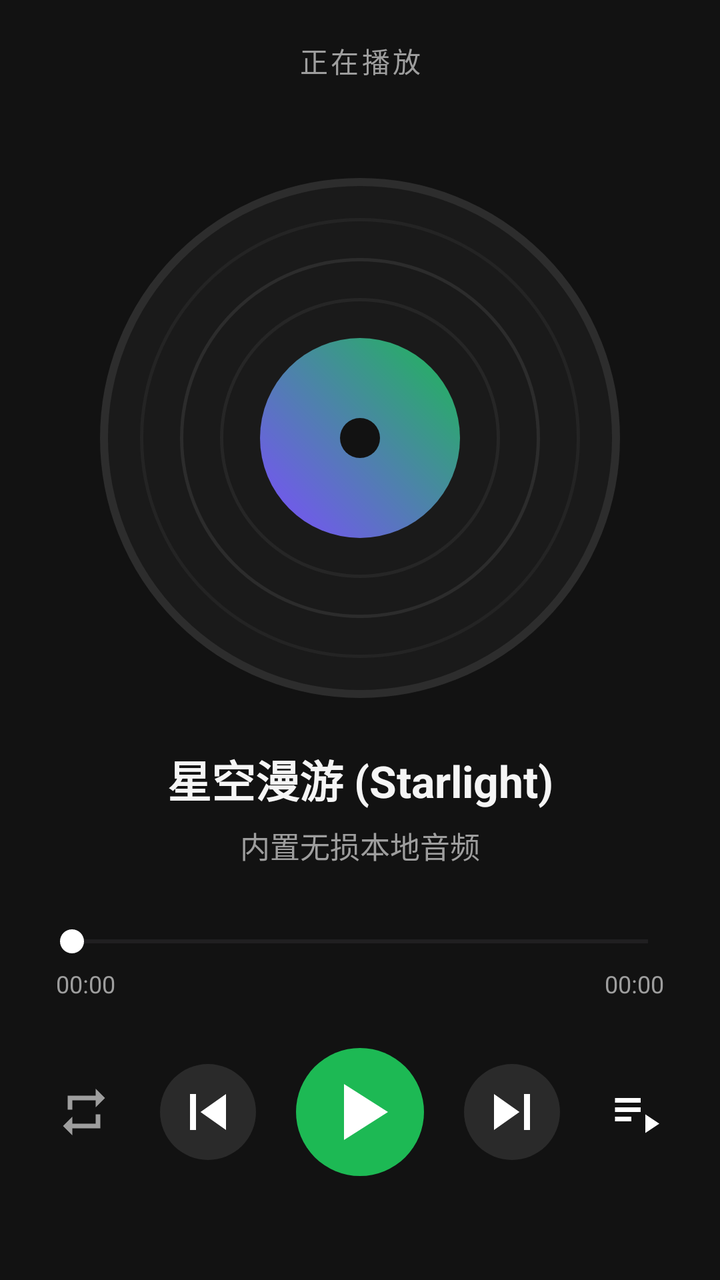
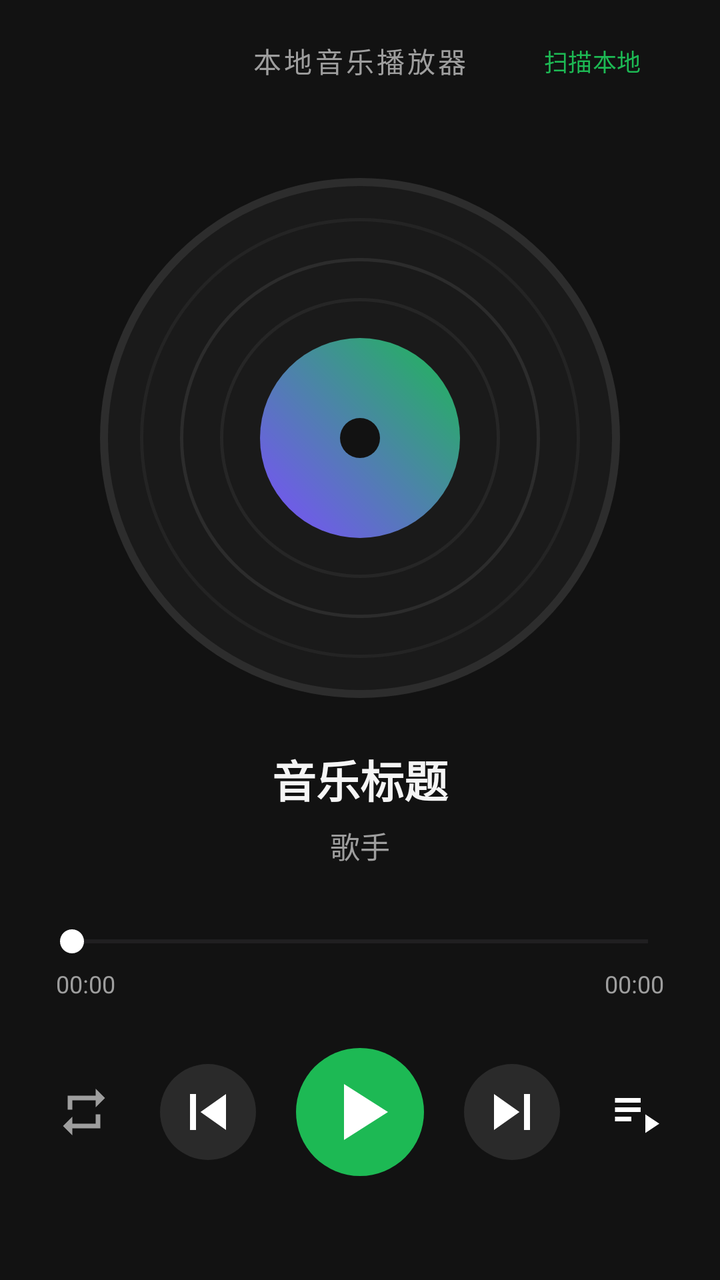

The first picture is an Android layout as it rendered before a commit; the second is the same layout after the commit. The layout source and the unified diff follow.
<!-- AndroidManifest.xml: application theme Theme.LocalMusicPlayer -->
<!-- res/layout/activity_main.xml -->
<?xml version="1.0" encoding="utf-8"?>
<androidx.constraintlayout.widget.ConstraintLayout xmlns:android="http://schemas.android.com/apk/res/android"
    xmlns:app="http://schemas.android.com/apk/res-auto"
    xmlns:tools="http://schemas.android.com/tools"
    android:layout_width="match_parent"
    android:layout_height="match_parent"
    android:background="@color/bg_dark"
    android:padding="20dp">

    
    <TextView
        android:id="@+id/tvHeader"
        android:layout_width="wrap_content"
        android:layout_height="wrap_content"
        android:text="@string/playing_now"
        android:textColor="@color/text_secondary"
        android:textSize="14sp"
        android:letterSpacing="0.1"
        app:layout_constraintEnd_toEndOf="parent"
        app:layout_constraintStart_toStartOf="parent"
        app:layout_constraintTop_toTopOf="parent" />

    
    <ImageView
        android:id="@+id/ivVinylDisc"
        android:layout_width="260dp"
        android:layout_height="260dp"
        android:layout_marginTop="32dp"
        android:contentDescription="唱片封面"
        android:src="@drawable/bg_vinyl"
        app:layout_constraintBottom_toTopOf="@+id/tvSongTitle"
        app:layout_constraintEnd_toEndOf="parent"
        app:layout_constraintStart_toStartOf="parent"
        app:layout_constraintTop_toBottomOf="@+id/tvHeader"
        app:layout_constraintVertical_bias="0.4" />

    
    <TextView
        android:id="@+id/tvSongTitle"
        android:layout_width="0dp"
        android:layout_height="wrap_content"
        android:layout_marginStart="16dp"
        android:layout_marginEnd="16dp"
        android:layout_marginBottom="6dp"
        android:ellipsize="end"
        android:gravity="center"
        android:maxLines="1"
        android:text="星空漫游 (Starlight)"
        android:textColor="@color/text_primary"
        android:textSize="22sp"
        android:textStyle="bold"
        app:layout_constraintBottom_toTopOf="@+id/tvArtist"
        app:layout_constraintEnd_toEndOf="parent"
        app:layout_constraintStart_toStartOf="parent" />

    <TextView
        android:id="@+id/tvArtist"
        android:layout_width="wrap_content"
        android:layout_height="wrap_content"
        android:layout_marginBottom="28dp"
        android:text="内置无损本地音频"
        android:textColor="@color/text_secondary"
        android:textSize="15sp"
        app:layout_constraintBottom_toTopOf="@+id/seekBar"
        app:layout_constraintEnd_toEndOf="parent"
        app:layout_constraintStart_toStartOf="parent" />

    
    <SeekBar
        android:id="@+id/seekBar"
        android:layout_width="0dp"
        android:layout_height="wrap_content"
        android:layout_marginBottom="4dp"
        android:max="100"
        android:progressTint="@color/accent_green"
        android:thumbTint="@color/white"
        app:layout_constraintBottom_toTopOf="@+id/tvCurrentTime"
        app:layout_constraintEnd_toEndOf="parent"
        app:layout_constraintStart_toStartOf="parent" />

    
    <TextView
        android:id="@+id/tvCurrentTime"
        android:layout_width="wrap_content"
        android:layout_height="wrap_content"
        android:layout_marginStart="8dp"
        android:layout_marginBottom="24dp"
        android:text="00:00"
        android:textColor="@color/text_secondary"
        android:textSize="12sp"
        app:layout_constraintBottom_toTopOf="@+id/layoutControls"
        app:layout_constraintStart_toStartOf="@+id/seekBar" />

    <TextView
        android:id="@+id/tvTotalTime"
        android:layout_width="wrap_content"
        android:layout_height="wrap_content"
        android:layout_marginEnd="8dp"
        android:layout_marginBottom="24dp"
        android:text="00:00"
        android:textColor="@color/text_secondary"
        android:textSize="12sp"
        app:layout_constraintBottom_toTopOf="@+id/layoutControls"
        app:layout_constraintEnd_toEndOf="@+id/seekBar" />

    
    <LinearLayout
        android:id="@+id/layoutControls"
        android:layout_width="match_parent"
        android:layout_height="wrap_content"
        android:layout_marginBottom="32dp"
        android:gravity="center"
        android:orientation="horizontal"
        app:layout_constraintBottom_toBottomOf="parent"
        app:layout_constraintEnd_toEndOf="parent"
        app:layout_constraintStart_toStartOf="parent">

        
        <ImageButton
            android:id="@+id/btnMode"
            android:layout_width="44dp"
            android:layout_height="44dp"
            android:background="?attr/selectableItemBackgroundBorderless"
            android:contentDescription="播放模式"
            android:padding="8dp"
            android:src="@drawable/ic_repeat" />

        <Space
            android:layout_width="0dp"
            android:layout_height="1dp"
            android:layout_weight="1" />

        
        <ImageButton
            android:id="@+id/btnPrevious"
            android:layout_width="48dp"
            android:layout_height="48dp"
            android:background="@drawable/bg_circle_btn"
            android:contentDescription="上一首"
            android:padding="8dp"
            android:src="@drawable/ic_skip_previous" />

        <Space
            android:layout_width="20dp"
            android:layout_height="1dp" />

        
        <ImageButton
            android:id="@+id/btnPlayPause"
            android:layout_width="64dp"
            android:layout_height="64dp"
            android:background="@drawable/bg_play_btn"
            android:contentDescription="播放/暂停"
            android:padding="12dp"
            android:src="@drawable/ic_play" />

        <Space
            android:layout_width="20dp"
            android:layout_height="1dp" />

        
        <ImageButton
            android:id="@+id/btnNext"
            android:layout_width="48dp"
            android:layout_height="48dp"
            android:background="@drawable/bg_circle_btn"
            android:contentDescription="下一首"
            android:padding="8dp"
            android:src="@drawable/ic_skip_next" />

        <Space
            android:layout_width="0dp"
            android:layout_height="1dp"
            android:layout_weight="1" />

        
        <ImageButton
            android:id="@+id/btnPlaylist"
            android:layout_width="44dp"
            android:layout_height="44dp"
            android:background="?attr/selectableItemBackgroundBorderless"
            android:contentDescription="播放列表"
            android:padding="8dp"
            android:src="@drawable/ic_playlist" />

    </LinearLayout>

</androidx.constraintlayout.widget.ConstraintLayout>
<!-- resources referenced by this layout -->
<resources>
  <color name="accent_green">#1DB954</color>
  <color name="bg_dark">#121212</color>
  <color name="text_primary">#F5F5F5</color>
  <color name="text_secondary">#9E9E9E</color>
  <color name="white">#FFFFFFFF</color>
  <!-- drawable bg_circle_btn (drawable) -->
  <?xml version="1.0" encoding="utf-8"?>
  <shape xmlns:android="http://schemas.android.com/apk/res/android"
      android:shape="oval">
      <solid android:color="#2A2A2A" />
      <size android:width="48dp" android:height="48dp" />
  </shape>
  <!-- drawable bg_play_btn (drawable) -->
  <?xml version="1.0" encoding="utf-8"?>
  <shape xmlns:android="http://schemas.android.com/apk/res/android"
      android:shape="oval">
      <solid android:color="@color/accent_green" />
      <size android:width="64dp" android:height="64dp" />
  </shape>
  <!-- drawable ic_play (drawable) -->
  <vector xmlns:android="http://schemas.android.com/apk/res/android"
      android:width="48dp"
      android:height="48dp"
      android:viewportWidth="24"
      android:viewportHeight="24">
    <path
        android:fillColor="@color/white"
        android:pathData="M8,5v14l11,-7z"/>
  </vector>
  <!-- drawable ic_playlist (drawable) -->
  <vector xmlns:android="http://schemas.android.com/apk/res/android"
      android:width="28dp"
      android:height="28dp"
      android:viewportWidth="24"
      android:viewportHeight="24">
    <path
        android:fillColor="@color/white"
        android:pathData="M3,10h11v2L3,12v-2zM3,6h11v2L3,8V6zM3,14h7v2L3,16v-2zM16,13v8l6,-4 -6,-4z"/>
  </vector>
  <!-- drawable ic_repeat (drawable) -->
  <vector xmlns:android="http://schemas.android.com/apk/res/android"
      android:width="28dp"
      android:height="28dp"
      android:viewportWidth="24"
      android:viewportHeight="24">
    <path
        android:fillColor="@color/text_secondary"
        android:pathData="M7,7h10v3l4,-4 -4,-4v3L5,5v6h2L7,7zM17,17L7,17v-3l-4,4 4,4v-3h12v-6h-2v4z"/>
  </vector>
  <!-- drawable ic_skip_next (drawable) -->
  <vector xmlns:android="http://schemas.android.com/apk/res/android"
      android:width="36dp"
      android:height="36dp"
      android:viewportWidth="24"
      android:viewportHeight="24">
    <path
        android:fillColor="@color/white"
        android:pathData="M6,18l8.5,-6L6,6v12zM16,6v12h2L18,6h-2z"/>
  </vector>
  <!-- drawable ic_skip_previous (drawable) -->
  <vector xmlns:android="http://schemas.android.com/apk/res/android"
      android:width="36dp"
      android:height="36dp"
      android:viewportWidth="24"
      android:viewportHeight="24">
    <path
        android:fillColor="@color/white"
        android:pathData="M6,6h2v12L6,18L6,6zM9.5,12l8.5,6L18,6l-8.5,6z"/>
  </vector>
  <string name="playing_now">正在播放</string>
  <style name="Theme.LocalMusicPlayer" parent="Theme.Material3.DayNight.NoActionBar">
          <item name="android:statusBarColor">@color/bg_dark</item>
          <item name="android:windowBackground">@color/bg_dark</item>
          <item name="android:navigationBarColor">@color/bg_dark</item>
          <item name="colorPrimary">@color/accent_green</item>
      </style>
  <!-- unchanged entries left out for length: 1 -->
</resources>

<!-- the commit's change to res/layout/activity_main.xml (unified diff, before → after) -->
@@ -1,7 +1,6 @@
 <?xml version="1.0" encoding="utf-8"?>
 <androidx.constraintlayout.widget.ConstraintLayout xmlns:android="http://schemas.android.com/apk/res/android"
     xmlns:app="http://schemas.android.com/apk/res-auto"
-    xmlns:tools="http://schemas.android.com/tools"
     android:layout_width="match_parent"
     android:layout_height="match_parent"
     android:background="@color/bg_dark"
@@ -12,13 +11,26 @@
         android:id="@+id/tvHeader"
         android:layout_width="wrap_content"
         android:layout_height="wrap_content"
-        android:text="@string/playing_now"
+        android:text="本地音乐播放器"
         android:textColor="@color/text_secondary"
         android:textSize="14sp"
         android:letterSpacing="0.1"
         app:layout_constraintEnd_toEndOf="parent"
         app:layout_constraintStart_toStartOf="parent"
         app:layout_constraintTop_toTopOf="parent" />
+
+    
+    <Button
+        android:id="@+id/btnScanLocal"
+        style="@style/Widget.Material3.Button.TextButton"
+        android:layout_width="wrap_content"
+        android:layout_height="wrap_content"
+        android:text="扫描本地"
+        android:textColor="@color/accent_green"
+        android:textSize="12sp"
+        app:layout_constraintBottom_toBottomOf="@+id/tvHeader"
+        app:layout_constraintEnd_toEndOf="parent"
+        app:layout_constraintTop_toTopOf="@+id/tvHeader" />
 
     
     <ImageView
@@ -45,7 +57,7 @@
         android:ellipsize="end"
         android:gravity="center"
         android:maxLines="1"
-        android:text="星空漫游 (Starlight)"
+        android:text="音乐标题"
         android:textColor="@color/text_primary"
         android:textSize="22sp"
         android:textStyle="bold"
@@ -58,7 +70,7 @@
         android:layout_width="wrap_content"
         android:layout_height="wrap_content"
         android:layout_marginBottom="28dp"
-        android:text="内置无损本地音频"
+        android:text="歌手"
         android:textColor="@color/text_secondary"
         android:textSize="15sp"
         app:layout_constraintBottom_toTopOf="@+id/seekBar"
@@ -115,7 +127,6 @@
         app:layout_constraintEnd_toEndOf="parent"
         app:layout_constraintStart_toStartOf="parent">
 
-        
         <ImageButton
             android:id="@+id/btnMode"
             android:layout_width="44dp"
@@ -130,7 +141,6 @@
             android:layout_height="1dp"
             android:layout_weight="1" />
 
-        
         <ImageButton
             android:id="@+id/btnPrevious"
             android:layout_width="48dp"
@@ -144,7 +154,6 @@
             android:layout_width="20dp"
             android:layout_height="1dp" />
 
-        
         <ImageButton
             android:id="@+id/btnPlayPause"
             android:layout_width="64dp"
@@ -158,7 +167,6 @@
             android:layout_width="20dp"
             android:layout_height="1dp" />
 
-        
         <ImageButton
             android:id="@+id/btnNext"
             android:layout_width="48dp"
@@ -173,7 +181,6 @@
             android:layout_height="1dp"
             android:layout_weight="1" />
 
-        
         <ImageButton
             android:id="@+id/btnPlaylist"
             android:layout_width="44dp"
<!-- resource entries referenced after the edit -->
@@ -69,7 +69,6 @@
         android:fillColor="@color/white"
         android:pathData="M6,6h2v12L6,18L6,6zM9.5,12l8.5,6L18,6l-8.5,6z"/>
   </vector>
-  <string name="playing_now">正在播放</string>
   <style name="Theme.LocalMusicPlayer" parent="Theme.Material3.DayNight.NoActionBar">
           <item name="android:statusBarColor">@color/bg_dark</item>
           <item name="android:windowBackground">@color/bg_dark</item>
